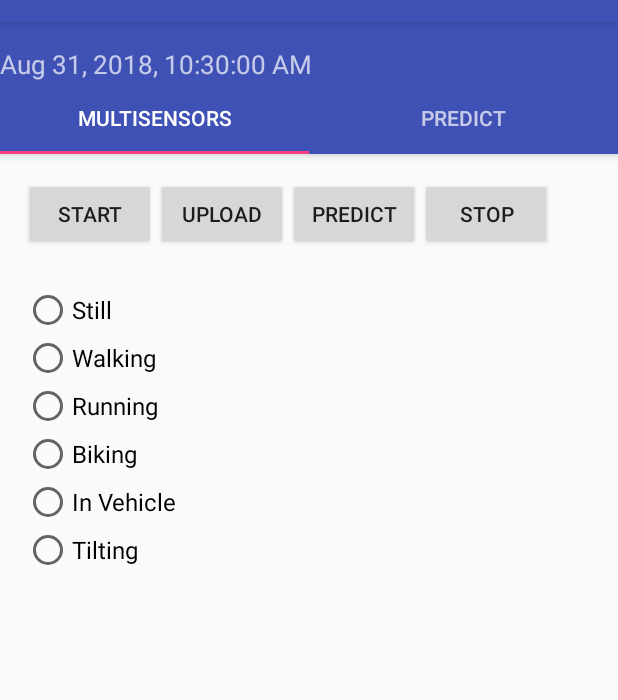
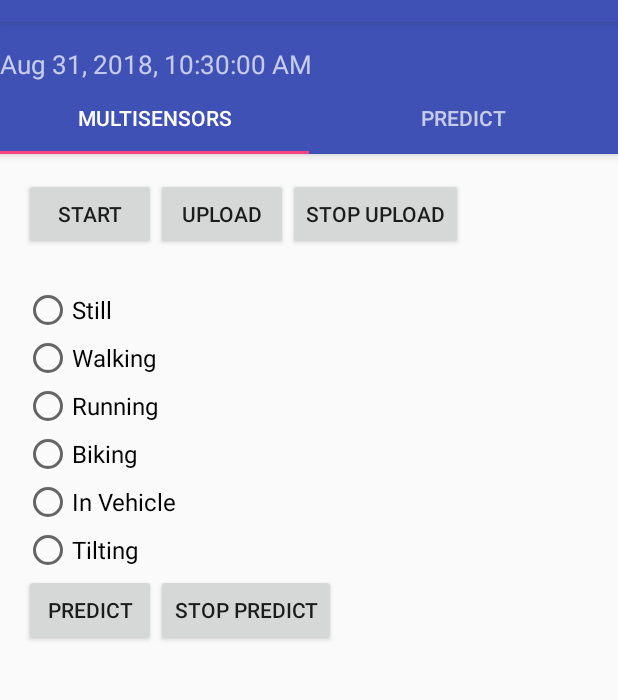
Before and after one commit to chester11206/Activity_Recognition, an Android app: the first screen one second after launch (MainActivity), on a phone screen of 412 x 824 dp, the part 62-762 px from its top. Run offline under Robolectric (Android 15) with nearby library versions, the phone set to English and light mode, and no system bars; our stand-ins replace Firebase (no records; nobody signed in at launch, a user with empty details on screens opened directly); libraries missing offline, so code that uses them is left out: org.tensorflow.contrib; 1 statement that could not run was skipped.

Commit message:
change feature

```diff
--- a/Activity/app/src/main/AndroidManifest.xml
+++ b/Activity/app/src/main/AndroidManifest.xml
@@ -13,7 +13,8 @@
         android:label="@string/app_name"
         android:roundIcon="@mipmap/ic_launcher_round"
         android:supportsRtl="true"
-        android:theme="@style/AppTheme">
+        android:theme="@style/AppTheme"
+        android:largeHeap="true">
         <activity android:name="com.example.jh.activity.MainActivity">
             <intent-filter>
                 <action android:name="android.intent.action.MAIN" />
--- a/Activity/app/src/main/java/com/example/jh/activity/ActivityInference.java
+++ b/Activity/app/src/main/java/com/example/jh/activity/ActivityInference.java
@@ -11,18 +11,19 @@ public class ActivityInference {
     }
 
     public static int input_height = 1;
-    public static int input_width = 250;
-    public static int channels = 6;
+    public static int input_width = 400;
+    public static int channels = 5;
+    public static int num_label = 6;
 
     private static ActivityInference activityInferenceInstance;
     private TensorFlowInferenceInterface inferenceInterface;
-    //ActivityCNNopt41
+    //ActivityCNNopt10
     private static final String MODEL_FILE = "file:///android_asset/ActivityCNNopt.pb";
     private static final String INPUT_NODE = "input_x";
     private static final String[] OUTPUT_NODES = {"prediction"};
     private static final String OUTPUT_NODE = "prediction";
     private static final long[] INPUT_SIZE = {1,input_height,input_width,channels};
-    private static final int OUTPUT_SIZE = channels;
+    private static final int OUTPUT_SIZE = num_label;
     private static AssetManager assetManager;
 
     public static ActivityInference getInstance(final Context context)
--- a/Activity/app/src/main/res/layout/multisensors_view.xml
+++ b/Activity/app/src/main/res/layout/multisensors_view.xml
@@ -36,15 +36,10 @@
                 android:layout_height="wrap_content"
                 android:text="Upload" />
             <Button
-                android:id="@+id/predictbtn"
+                android:id="@+id/stopUploadbtn"
                 android:layout_width="wrap_content"
                 android:layout_height="wrap_content"
-                android:text="Predict" />
-            <Button
-                android:id="@+id/stopbtn"
-                android:layout_width="wrap_content"
-                android:layout_height="wrap_content"
-                android:text="Stop" />
+                android:text="Stop Upload" />
         </LinearLayout>
         <TextView
             android:id="@+id/multisensorstxView"
@@ -126,6 +121,22 @@
                 <!--android:text="Test1"/>-->
             </LinearLayout>
         </LinearLayout>
+        <LinearLayout xmlns:android="http://schemas.android.com/apk/res/android"
+            xmlns:tools="http://schemas.android.com/tools"
+            android:orientation="horizontal"
+            android:layout_width="match_parent"
+            android:layout_height="wrap_content">
+            <Button
+                android:id="@+id/predictbtn"
+                android:layout_width="wrap_content"
+                android:layout_height="wrap_content"
+                android:text="Predict" />
+            <Button
+                android:id="@+id/stopPredictbtn"
+                android:layout_width="wrap_content"
+                android:layout_height="wrap_content"
+                android:text="Stop Predict" />
+        </LinearLayout>
         <TextView
             android:id="@+id/predict_txView"
             android:layout_width="wrap_content"
```
Also changed, not shown: Activity/app/src/main/java/com/example/jh/activity/MultiSensors.java (+39 -26 lines), 1 other file.
